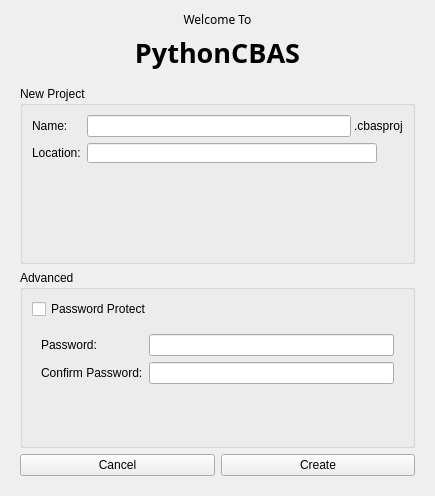
Old version of the form ui/Lobby.ui in the repository danielhsu021202/PythonCBAS.
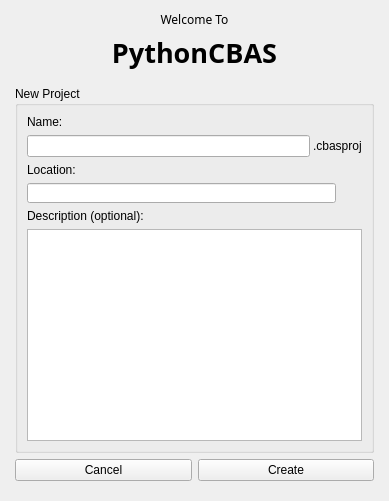
New version of the form. Icons and pictures are not drawn.

```diff
--- a/ui/Lobby.ui
+++ b/ui/Lobby.ui
@@ -1,19 +1,25 @@
 <?xml version="1.0" encoding="UTF-8"?>
 <ui version="4.0">
- <class>Dialog</class>
- <widget class="QDialog" name="Dialog">
+ <class>Lobby</class>
+ <widget class="QDialog" name="Lobby">
   <property name="geometry">
    <rect>
     <x>0</x>
     <y>0</y>
-    <width>435</width>
-    <height>496</height>
+    <width>389</width>
+    <height>501</height>
    </rect>
   </property>
   <property name="windowTitle">
    <string>Dialog</string>
   </property>
   <layout class="QVBoxLayout" name="verticalLayout">
+   <property name="leftMargin">
+    <number>6</number>
+   </property>
+   <property name="rightMargin">
+    <number>6</number>
+   </property>
    <item>
     <widget class="QLabel" name="label">
      <property name="font">
@@ -47,12 +53,18 @@
     </widget>
    </item>
    <item>
-    <widget class="QStackedWidget" name="stackedWidget">
+    <widget class="QStackedWidget" name="mainStack">
      <property name="currentIndex">
       <number>1</number>
      </property>
      <widget class="QWidget" name="StartPage">
       <layout class="QVBoxLayout" name="verticalLayout_2">
+       <property name="leftMargin">
+        <number>18</number>
+       </property>
+       <property name="rightMargin">
+        <number>18</number>
+       </property>
        <item>
         <widget class="QLabel" name="label_3">
          <property name="sizePolicy">
@@ -123,15 +135,21 @@
          <property name="title">
           <string>New Project</string>
          </property>
-         <layout class="QFormLayout" name="formLayout">
-          <item row="0" column="0">
+         <layout class="QVBoxLayout" name="verticalLayout_3">
+          <item>
            <widget class="QLabel" name="label_5">
+            <property name="sizePolicy">
+             <sizepolicy hsizetype="Preferred" vsizetype="Minimum">
+              <horstretch>0</horstretch>
+              <verstretch>0</verstretch>
+             </sizepolicy>
+            </property>
             <property name="text">
              <string>Name:</string>
             </property>
            </widget>
           </item>
-          <item row="0" column="1">
+          <item>
            <layout class="QHBoxLayout" name="horizontalLayout_3">
             <property name="spacing">
              <number>3</number>
@@ -148,14 +166,20 @@
             </item>
            </layout>
           </item>
-          <item row="1" column="0">
+          <item>
            <widget class="QLabel" name="label_6">
+            <property name="sizePolicy">
+             <sizepolicy hsizetype="Preferred" vsizetype="Minimum">
+              <horstretch>0</horstretch>
+              <verstretch>0</verstretch>
+             </sizepolicy>
+            </property>
             <property name="text">
              <string>Location:</string>
             </property>
            </widget>
           </item>
-          <item row="1" column="1">
+          <item>
            <layout class="QHBoxLayout" name="horizontalLayout_2">
             <item>
              <widget class="QLineEdit" name="projectLocationField">
@@ -195,47 +219,15 @@
             </item>
            </layout>
           </item>
-         </layout>
-        </widget>
-       </item>
-       <item>
-        <widget class="QGroupBox" name="groupBox_2">
-         <property name="title">
-          <string>Advanced</string>
-         </property>
-         <layout class="QVBoxLayout" name="verticalLayout_3">
           <item>
-           <widget class="QCheckBox" name="passwordProtectCheckbox">
+           <widget class="QLabel" name="label_8">
             <property name="text">
-             <string>Password Protect</string>
+             <string>Description (optional):</string>
             </property>
            </widget>
           </item>
           <item>
-           <widget class="QWidget" name="widget" native="true">
-            <layout class="QFormLayout" name="formLayout_3">
-             <item row="0" column="0">
-              <widget class="QLabel" name="label_8">
-               <property name="text">
-                <string>Password:</string>
-               </property>
-              </widget>
-             </item>
-             <item row="0" column="1">
-              <widget class="QLineEdit" name="passwordField"/>
-             </item>
-             <item row="1" column="0">
-              <widget class="QLabel" name="label_9">
-               <property name="text">
-                <string>Confirm Password:</string>
-               </property>
-              </widget>
-             </item>
-             <item row="1" column="1">
-              <widget class="QLineEdit" name="confirmPasswordField"/>
-             </item>
-            </layout>
-           </widget>
+           <widget class="QPlainTextEdit" name="descriptionTextEdit"/>
           </item>
          </layout>
         </widget>
```
Left out of the diff: 19 changed lines with no effect on the pictures.
